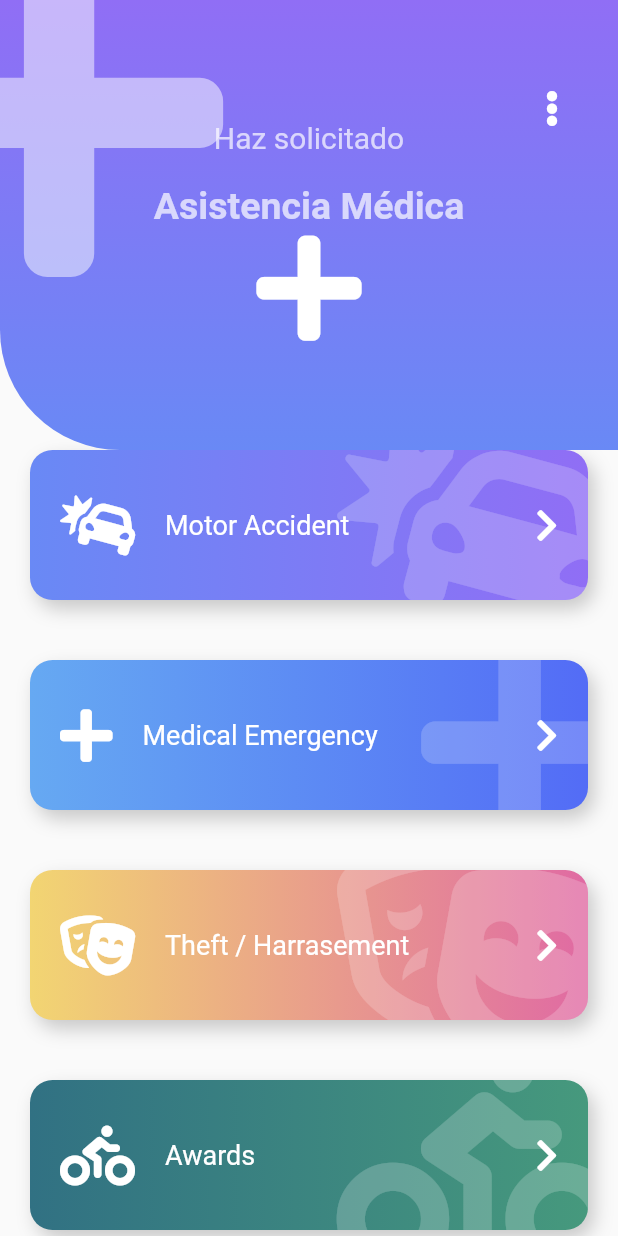
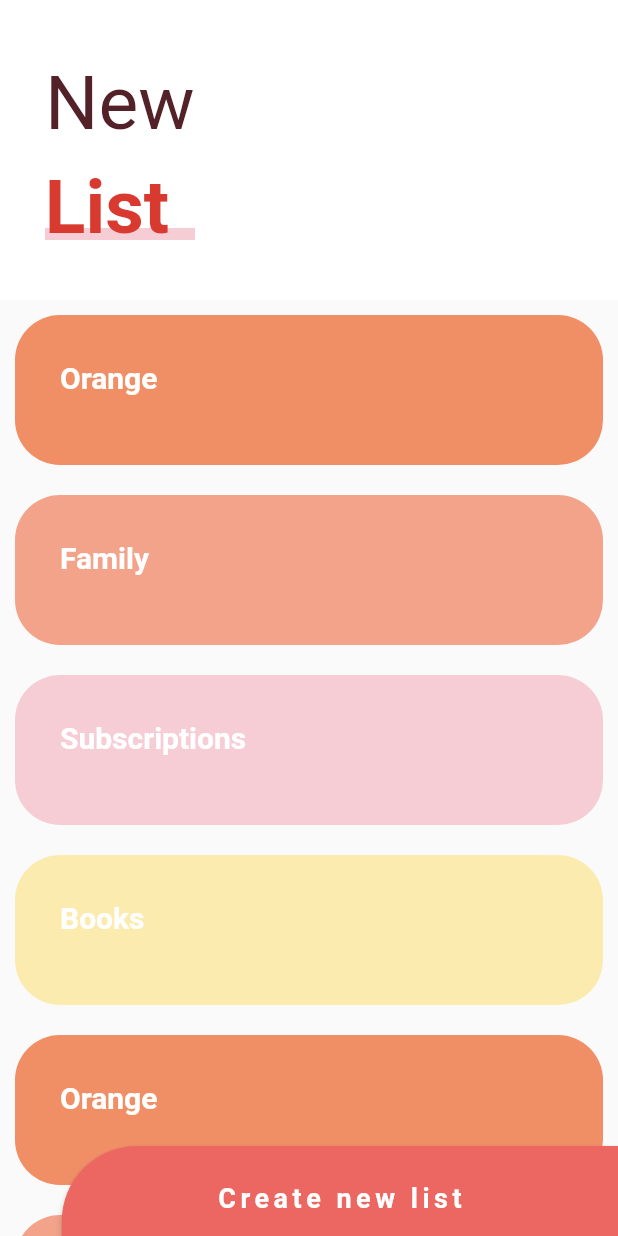
Before and after one commit to KitanoR/dise-os_flutter, a Flutter app: the screen it shows after launch, on a phone screen of 412 x 824 dp. Run offline on Flutter 3.47's test engine with Material 2 defaults, Android fonts, the phone set to English and light mode, and no system bars; our stand-ins replace animate_do, flutter_svg, font_awesome_flutter.

Commit message:
agregando slivers

```diff
--- a/lib/main.dart
+++ b/lib/main.dart
@@ -4,6 +4,7 @@ import 'package:disenios/src/pages/emergency_page.dart';
 import 'package:disenios/src/pages/graficas_circulares_page.dart';
 import 'package:disenios/src/pages/headers_page.dart';
 import 'package:disenios/src/pages/pinterest_page.dart';
+import 'package:disenios/src/pages/sliver_page.dart';
 import 'package:flutter/material.dart';
 
 void main() => runApp(MyApp());
@@ -16,7 +17,7 @@ class MyApp extends StatelessWidget {
       title: 'Diseños flutter',
       debugShowCheckedModeBanner: false,
 
-      home: EmergencyPage()
+      home: SliverPage()
     );
   }
 }
--- /dev/null
+++ b/lib/src/pages/sliver_page.dart
@@ -0,0 +1,193 @@
+import 'package:flutter/material.dart';
+
+
+class SliverPage extends StatelessWidget {
+
+  @override
+  Widget build(BuildContext context) {
+    return Scaffold(
+      body: Stack(
+        children: <Widget>[
+          _MainScroll(),
+          Positioned(bottom: -10, right: 0, child: _BotonNewList())
+        ],
+      )
+   );
+  }
+}
+
+class _BotonNewList extends StatelessWidget {
+  @override
+  Widget build(BuildContext context) {
+    final size = MediaQuery.of(context).size;
+
+    return ButtonTheme(
+      minWidth: size.width * 0.9,
+      height: 70,
+      child: RaisedButton(
+        shape: RoundedRectangleBorder(
+          borderRadius: BorderRadius.only(topLeft: Radius.circular(50))
+        ),
+        color: Color(0xFFED6762),
+        onPressed: (){},
+        child: Text(
+          'Create new list',
+          style: TextStyle(
+            color: Colors.white,
+            fontSize: 18,
+            fontWeight: FontWeight.bold,
+            letterSpacing: 3
+          ),
+        ),
+      ),
+    );
+  }
+}
+
+class _MainScroll extends StatelessWidget {
+  @override
+  Widget build(BuildContext context) {
+    final items = [
+    _ListItem( 'Orange', Color(0xffF08F66) ),
+    _ListItem( 'Family', Color(0xffF2A38A) ),
+    _ListItem( 'Subscriptions', Color(0xffF7CDD5) ),
+    _ListItem( 'Books', Color(0xffFCEBAF) ),
+    _ListItem( 'Orange', Color(0xffF08F66) ),
+    _ListItem( 'Family', Color(0xffF2A38A) ),
+    _ListItem( 'Subscriptions', Color(0xffF7CDD5) ),
+    _ListItem( 'Books', Color(0xffFCEBAF) ),
+  ];
+    return CustomScrollView(
+      slivers: <Widget>[
+        SliverPersistentHeader(
+          floating: true,
+          delegate: _SliverCustomHeaderDelegate(
+            child: Container(
+              alignment: Alignment.centerLeft,
+              child: _Titulo(),
+              color: Colors.white,
+            ),
+            minHeight: 170,
+            maxHeight: 200
+          ),
+        ),
+        SliverList(
+          delegate: SliverChildListDelegate([
+            ...items,
+            SizedBox(height: 100,)
+          ]),
+        )
+      ],
+    );
+  }
+}
+
+class _SliverCustomHeaderDelegate extends SliverPersistentHeaderDelegate {
+
+  final double minHeight;
+  final double maxHeight;
+  final Widget child;
+
+  _SliverCustomHeaderDelegate({
+    @required this.minHeight,
+    @required this.maxHeight,
+    @required this.child
+  });
+  @override
+  Widget build(BuildContext context, double shrinkOffset, bool overlapsContent) {
+    // TODO: implement build
+    return SizedBox.expand(child: child,);
+  }
+
+  @override
+  // TODO: implement maxExtent
+  double get maxExtent => (minHeight > maxHeight) ? minHeight: maxHeight;
+
+  @override
+  // TODO: implement minExtent
+  double get minExtent => minHeight;
+
+  @override
+  bool shouldRebuild(_SliverCustomHeaderDelegate oldDelegate) {
+    // TODO: implement shouldRebuild
+    return maxHeight != oldDelegate.maxHeight ||
+           minHeight != oldDelegate.minHeight ||
+           child != oldDelegate.child;
+  }
+
+}
+
+
+class _Titulo extends StatelessWidget {
+  @override
+  Widget build(BuildContext context) {
+    return Column(
+      children: <Widget>[
+        SizedBox(height: 30,),
+        Container(
+          margin: EdgeInsets.symmetric(horizontal: 30, vertical: 10),
+          child: Text('New', style: TextStyle(color: Color(0xFF532128), fontSize: 50),),
+        ),
+        Stack(
+          children: <Widget>[
+            SizedBox(width: 100,),
+            Positioned(
+              bottom: 8,
+              child: Container(
+                width: 120,
+                height: 8,
+                color: Color(0xFFF7CDD5),
+              ),
+            ),
+            Container(
+              child: Text('List', style: TextStyle(color: Color(0xFFD93A30), fontSize: 50, fontWeight: FontWeight.bold),),
+            ),
+
+
+          ],
+        )
+      ],
+    );
+  }
+}
+
+class _ListaTarea extends StatelessWidget {
+
+
+  @override
+  Widget build(BuildContext context) {
+      final items = [
+    _ListItem( 'Orange', Color(0xffF08F66) ),
+    _ListItem( 'Family', Color(0xffF2A38A) ),
+    _ListItem( 'Subscriptions', Color(0xffF7CDD5) ),
+    _ListItem( 'Books', Color(0xffFCEBAF) ),
+    _ListItem( 'Orange', Color(0xffF08F66) ),
+    _ListItem( 'Family', Color(0xffF2A38A) ),
+    _ListItem( 'Subscriptions', Color(0xffF7CDD5) ),
+    _ListItem( 'Books', Color(0xffFCEBAF) ),
+  ];
+    return ListView.builder(
+      itemCount: items.length,
+      itemBuilder: (BuildContext context, int index) => items[index],
+    );
+  }
+}
+
+class _ListItem extends StatelessWidget {
+  final String titulo;
+  final Color color;
+  _ListItem(this.titulo, this.color);
+  @override
+  Widget build(BuildContext context) {
+    return Container(
+      padding: EdgeInsets.all(30),
+      child: Text(titulo, style: TextStyle(color: Colors.white, fontSize: 20, fontWeight: FontWeight.bold),),
+      height: 100,
+      margin: EdgeInsets.all(10),
+      decoration: BoxDecoration(
+        color: color,
+        borderRadius: BorderRadius.circular(30)
+      ),
+    );
+  }
+}
```
